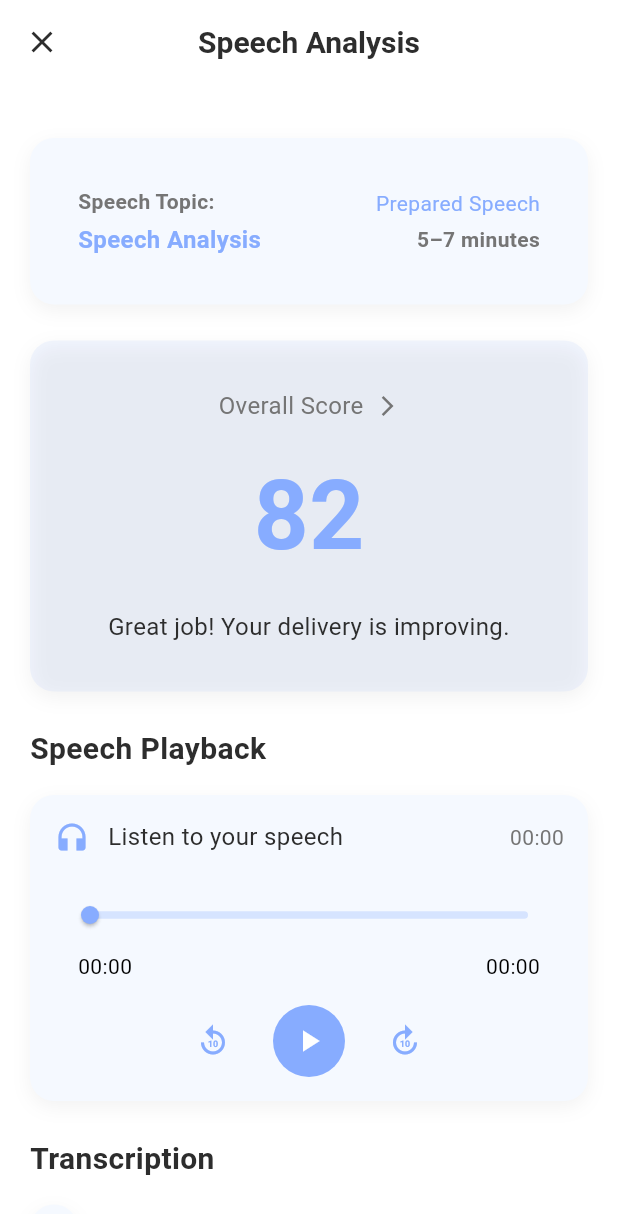
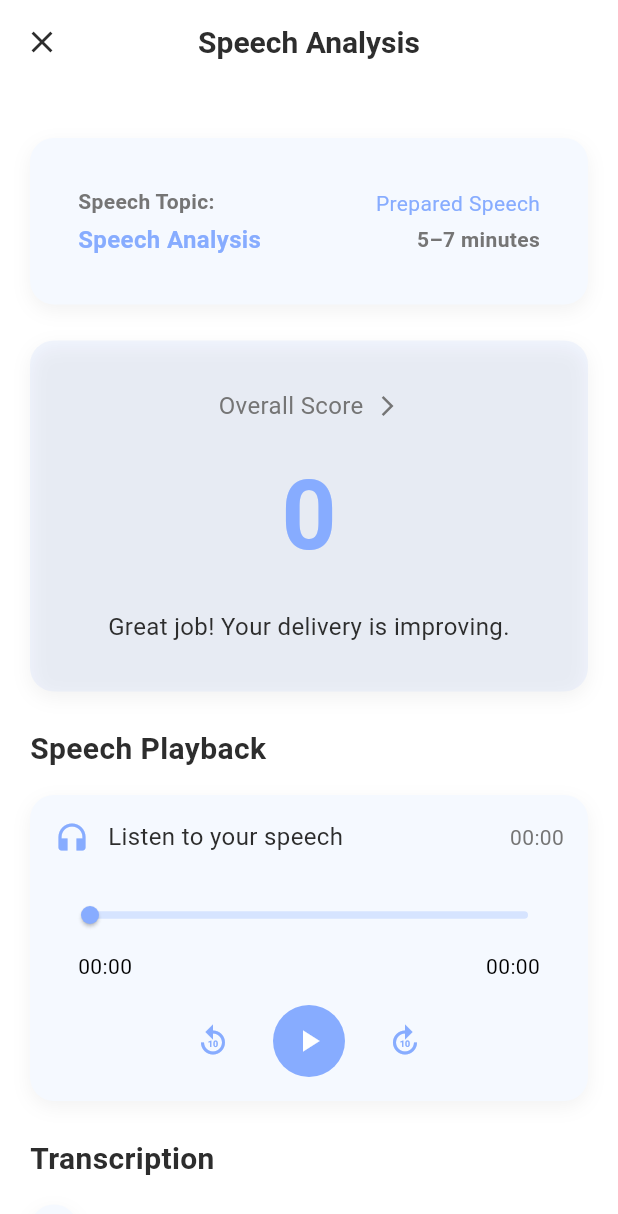
Before and after one commit to naela-girsy-projects/Project-VocalLabs, a Flutter app: the FeedbackScreen screen opened directly with empty values, on a phone screen of 412 x 824 dp. Shown: the top 1214 px of the screen. Run offline on Flutter 3.47's test engine with Material 3 defaults, Android fonts, the phone set to English and light mode, and no system bars; our stand-ins replace audioplayers, cloud_firestore, firebase_auth, firebase_core, fl_chart, image_picker and 1 more; missing offline and left inert: file_selector, record, universal_html; accounts and stored records are empty; Roboto replaces fonts that are missing (Poppins).

Commit message:
Update : Overall Score fixed

```diff
--- a/Client/lib/screens/advanced_analysis.dart
+++ b/Client/lib/screens/advanced_analysis.dart
@@ -46,6 +46,9 @@ class _AdvancedAnalysisScreenState extends State<AdvancedAnalysisScreen> {
   void initState() {
     super.initState();
     _initializeScores();
+
+    // Add debug print for overall score
+    print('Overall Score: ${calculateOverallScore()}');
   }
 
   void _initializeScores() {
@@ -127,6 +130,12 @@ class _AdvancedAnalysisScreenState extends State<AdvancedAnalysisScreen> {
     print('Effectiveness - Total: $effectivenessScore, Clear: $clearPurposeScore, Achievement: $achievementScore');
     print('Development - Total: $developmentScore, Structure: $structureScore, Time: $timeUtilizationScore');
     print('Vocabulary - Total: $vocabularyScore, Grammar: $grammarWordSelectionScore, Pronunciation: $pronunciationScore');
+  }
+
+  // Add this method to calculate overall score
+  double calculateOverallScore() {
+    // Each score is out of 20, so summing them up gives a score out of 100
+    return developmentScore + vocabularyScore + effectivenessScore + modulationScore + finalScore;
   }
 
   @override
--- a/Client/lib/screens/feedback_screen.dart
+++ b/Client/lib/screens/feedback_screen.dart
@@ -376,9 +376,9 @@ class _FeedbackScreenState extends State<FeedbackScreen> {
                             ],
                           ),
                           const SizedBox(height: 16),
-                          const Text(
-                            '82',
-                            style: TextStyle(
+                          Text(
+                            '${_calculateOverallScore().round()}',
+                            style: const TextStyle(
                               fontSize: 64,
                               fontWeight: FontWeight.bold,
                               color: AppColors.primaryBlue,
@@ -721,6 +721,27 @@ class _FeedbackScreenState extends State<FeedbackScreen> {
       ),
     );
   }
+
+  // Add this method to calculate overall score
+  double _calculateOverallScore() {
+    if (_apiResponse == null) return 0.0;
+
+    final proficiencyData = _apiResponse!['proficiency_scores'] ?? {};
+    final modulation = _apiResponse!['modulation_analysis']?['scores'] ?? {};
+    final effectivenessData = _apiResponse!['speech_effectiveness'] ?? {};
+    final speechDevelopment = _apiResponse!['speech_development'] ?? {};
+    final vocabularyData = _apiResponse!['vocabulary_evaluation'] ?? {};
+
+    // Get individual scores
+    double developmentScore = ((speechDevelopment['structure']?['score'] ?? 0.0) +
+                             (speechDevelopment['time_utilization']?['score'] ?? 0.0)).toDouble();
+
+    double vocabularyScore = (vocabularyData['vocabulary_score'] ?? 0.0).toDouble();
+    double effectivenessScore = (effectivenessData['total_score'] ?? 0.0).toDouble();
+    double modulationScore = (modulation['total_score'] ?? 0.0).toDouble();
+    double finalScore = (proficiencyData['final_score'] ?? 0.0).toDouble();
+
+    // Sum all scores (each is out of 20, total out of 100)
+    return developmentScore + vocabularyScore + effectivenessScore + modulationScore + finalScore;
+  }
 }
-
-//feedback doc
```
